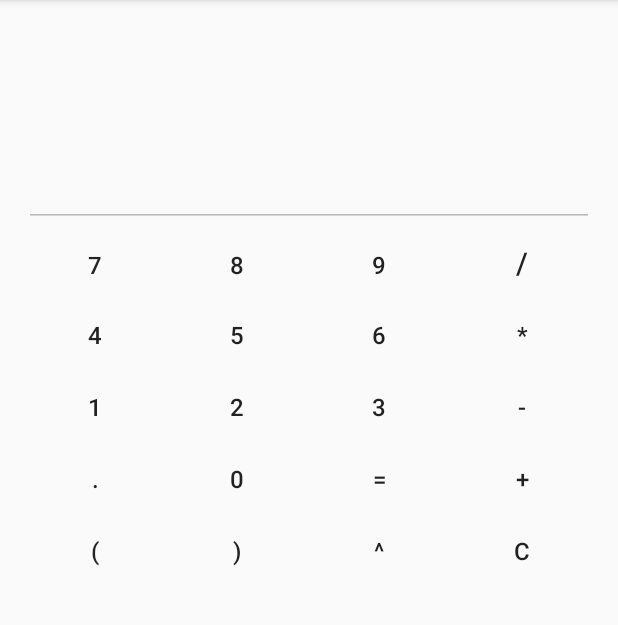
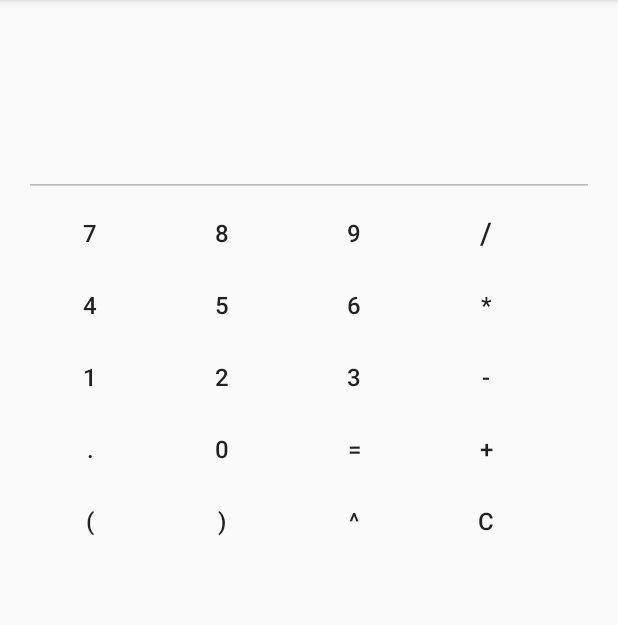
Before and after one commit to if710/2019-2-exercicio-1-calculadora-jfmrm, an Android app: the screen it shows after launch (MainActivity), on a phone screen of 412 x 824 dp, the part 84-709 px from its top. Run offline under Robolectric (Android 15) with nearby library versions, the phone set to English and light mode, and no system bars.

Commit message:
Changes Linear Layout to Constraint Layout

```diff
--- a/calculadora/app/src/main/res/layout/activity_main.xml
+++ b/calculadora/app/src/main/res/layout/activity_main.xml
@@ -1,6 +1,7 @@
 <?xml version="1.0" encoding="utf-8"?>
-<LinearLayout xmlns:android="http://schemas.android.com/apk/res/android"
+<androidx.constraintlayout.widget.ConstraintLayout xmlns:android="http://schemas.android.com/apk/res/android"
         xmlns:tools="http://schemas.android.com/tools"
+        xmlns:app="http://schemas.android.com/apk/res-auto"
         android:id="@+id/main_container"
         android:layout_width="match_parent"
         android:layout_height="match_parent"
@@ -16,7 +17,9 @@
             android:layout_width="match_parent"
             android:layout_height="wrap_content"
             android:layout_marginBottom="20dp"
-            android:textSize="30sp" />
+            android:textSize="30sp"
+            app:layout_constraintStart_toStartOf="parent"
+            app:layout_constraintTop_toTopOf="parent" />
 
     <EditText
             android:id="@+id/text_calc"
@@ -28,12 +31,9 @@
             android:inputType="numberDecimal"
             android:lines="2"
             android:maxLines="2"
-            android:textSize="40sp" />
-
-    <LinearLayout
-            android:layout_width="match_parent"
-            android:layout_height="wrap_content"
-            android:orientation="horizontal">
+            android:textSize="40sp"
+            app:layout_constraintStart_toStartOf="@id/text_info"
+            app:layout_constraintTop_toBottomOf="@id/text_info" />
 
     <Button
             android:id="@+id/btn_7"
@@ -42,7 +42,9 @@
             android:layout_height="wrap_content"
             android:layout_weight="1"
             android:text="7"
-                android:textSize="16sp" />
+            android:textSize="16sp"
+            app:layout_constraintStart_toStartOf="@id/text_info"
+            app:layout_constraintTop_toBottomOf="@id/text_calc"/>
 
     <Button
             android:id="@+id/btn_8"
@@ -51,7 +53,9 @@
             android:layout_height="wrap_content"
             android:layout_weight="1"
             android:text="8"
-                android:textSize="16sp" />
+            android:textSize="16sp"
+            app:layout_constraintStart_toEndOf="@id/btn_7"
+            app:layout_constraintTop_toBottomOf="@id/text_calc" />
 
     <Button
             android:id="@+id/btn_9"
@@ -60,7 +64,9 @@
             android:layout_height="wrap_content"
             android:layout_weight="1"
             android:text="9"
-                android:textSize="16sp" />
+            android:textSize="16sp"
+            app:layout_constraintStart_toEndOf="@id/btn_8"
+            app:layout_constraintTop_toBottomOf="@id/text_calc" />
 
     <Button
             android:id="@+id/btn_Divide"
@@ -69,13 +75,9 @@
             android:layout_height="wrap_content"
             android:layout_weight="1"
             android:text="/"
-                android:textSize="20sp" />
-    </LinearLayout>
-
-    <LinearLayout
-            android:layout_width="match_parent"
-            android:layout_height="wrap_content"
-            android:orientation="horizontal">
+            android:textSize="20sp"
+            app:layout_constraintStart_toEndOf="@id/btn_9"
+            app:layout_constraintTop_toBottomOf="@id/text_calc" />
 
     <Button
             android:id="@+id/btn_4"
@@ -84,7 +86,9 @@
             android:layout_height="wrap_content"
             android:layout_weight="1"
             android:text="4"
-                android:textSize="16sp" />
+            android:textSize="16sp"
+            app:layout_constraintStart_toStartOf="@id/btn_7"
+            app:layout_constraintTop_toBottomOf="@id/btn_7"/>
 
     <Button
             android:id="@+id/btn_5"
@@ -93,7 +97,9 @@
             android:layout_height="wrap_content"
             android:layout_weight="1"
             android:text="5"
-                android:textSize="16sp" />
+            android:textSize="16sp"
+            app:layout_constraintStart_toEndOf="@id/btn_4"
+            app:layout_constraintTop_toBottomOf="@id/btn_8" />
 
     <Button
             android:id="@+id/btn_6"
@@ -102,7 +108,9 @@
             android:layout_height="wrap_content"
             android:layout_weight="1"
             android:text="6"
-                android:textSize="16sp" />
+            android:textSize="16sp"
+            app:layout_constraintStart_toEndOf="@id/btn_5"
+            app:layout_constraintTop_toBottomOf="@id/btn_9" />
 
     <Button
             android:id="@+id/btn_Multiply"
@@ -111,13 +119,9 @@
             android:layout_height="wrap_content"
             android:layout_weight="1"
             android:text="*"
-                android:textSize="16sp" />
-    </LinearLayout>
-
-    <LinearLayout
-            android:layout_width="match_parent"
-            android:layout_height="wrap_content"
-            android:orientation="horizontal">
+            android:textSize="16sp"
+            app:layout_constraintStart_toEndOf="@id/btn_6"
+            app:layout_constraintTop_toBottomOf="@id/btn_Divide" />
 
     <Button
             android:id="@+id/btn_1"
@@ -126,7 +130,9 @@
             android:layout_height="wrap_content"
             android:layout_weight="1"
             android:text="1"
-                android:textSize="16sp" />
+            android:textSize="16sp"
+            app:layout_constraintStart_toStartOf="@id/btn_4"
+            app:layout_constraintTop_toBottomOf="@id/btn_4" />
 
     <Button
             android:id="@+id/btn_2"
@@ -135,7 +141,9 @@
             android:layout_height="wrap_content"
             android:layout_weight="1"
             android:text="2"
-                android:textSize="16sp" />
+            android:textSize="16sp"
+            app:layout_constraintStart_toEndOf="@id/btn_1"
+            app:layout_constraintTop_toBottomOf="@id/btn_5" />
 
     <Button
             android:id="@+id/btn_3"
@@ -144,7 +152,9 @@
             android:layout_height="wrap_content"
             android:layout_weight="1"
             android:text="3"
-                android:textSize="16sp" />
+            android:textSize="16sp"
+            app:layout_constraintStart_toEndOf="@id/btn_2"
+            app:layout_constraintTop_toBottomOf="@id/btn_6" />
 
     <Button
             android:id="@+id/btn_Subtract"
@@ -153,14 +163,10 @@
             android:layout_height="wrap_content"
             android:layout_weight="1"
             android:text="-"
-                android:textSize="16sp" />
+            android:textSize="16sp"
+            app:layout_constraintStart_toEndOf="@id/btn_3"
+            app:layout_constraintTop_toBottomOf="@id/btn_Multiply" />
 
-    </LinearLayout>
-
-    <LinearLayout
-            android:layout_width="match_parent"
-            android:layout_height="wrap_content"
-            android:orientation="horizontal">
 
     <Button
             android:id="@+id/btn_Dot"
@@ -169,7 +175,9 @@
             android:layout_height="wrap_content"
             android:layout_weight="1"
             android:text="."
-                android:textSize="16sp" />
+            android:textSize="16sp"
+            app:layout_constraintStart_toStartOf="@id/btn_1"
+            app:layout_constraintTop_toBottomOf="@id/btn_1" />
 
     <Button
             android:id="@+id/btn_0"
@@ -178,7 +186,9 @@
             android:layout_height="wrap_content"
             android:layout_weight="1"
             android:text="0"
-                android:textSize="16sp" />
+            android:textSize="16sp"
+            app:layout_constraintStart_toEndOf="@id/btn_Dot"
+            app:layout_constraintTop_toBottomOf="@id/btn_2" />
 
     <Button
             android:id="@+id/btn_Equal"
@@ -187,7 +197,9 @@
             android:layout_height="wrap_content"
             android:layout_weight="1"
             android:text="="
-                android:textSize="16sp" />
+            android:textSize="16sp"
+            app:layout_constraintStart_toEndOf="@id/btn_0"
+            app:layout_constraintTop_toBottomOf="@id/btn_3" />
 
     <Button
             android:id="@+id/btn_Add"
@@ -196,13 +208,10 @@
             android:layout_height="wrap_content"
             android:layout_weight="1"
             android:text="+"
-                android:textSize="16sp" />
-    </LinearLayout>
+            android:textSize="16sp"
+            app:layout_constraintStart_toEndOf="@id/btn_Equal"
+            app:layout_constraintTop_toBottomOf="@id/btn_Subtract" />
 
-    <LinearLayout
-            android:layout_width="match_parent"
-            android:layout_height="wrap_content"
-            android:orientation="horizontal">
 
     <Button
             android:id="@+id/btn_LParen"
@@ -211,7 +220,9 @@
             android:layout_height="wrap_content"
             android:layout_weight="1"
             android:text="("
-                android:textSize="16sp" />
+            android:textSize="16sp"
+            app:layout_constraintStart_toStartOf="@id/btn_Dot"
+            app:layout_constraintTop_toBottomOf="@id/btn_Dot"/>
 
     <Button
             android:id="@+id/btn_RParen"
@@ -220,7 +231,9 @@
             android:layout_height="wrap_content"
             android:layout_weight="1"
             android:text=")"
-                android:textSize="16sp" />
+            android:textSize="16sp"
+            app:layout_constraintStart_toEndOf="@id/btn_LParen"
+            app:layout_constraintTop_toBottomOf="@id/btn_0"/>
 
     <Button
             android:id="@+id/btn_Power"
@@ -229,7 +242,9 @@
             android:layout_height="wrap_content"
             android:layout_weight="1"
             android:text="^"
-                android:textSize="16sp" />
+            android:textSize="16sp"
+            app:layout_constraintStart_toEndOf="@id/btn_RParen"
+            app:layout_constraintTop_toBottomOf="@id/btn_Equal" />
 
     <Button
             android:id="@+id/btn_Clear"
@@ -238,6 +253,8 @@
             android:layout_height="wrap_content"
             android:layout_weight="1"
             android:text="C"
-                android:textSize="16sp" />
-    </LinearLayout>
-</LinearLayout>
+            android:textSize="16sp"
+            app:layout_constraintStart_toEndOf="@id/btn_Power"
+            app:layout_constraintTop_toBottomOf="@id/btn_Add"/>
+
+</androidx.constraintlayout.widget.ConstraintLayout>
```
Lines whose indentation alone changed are shown as unchanged.
